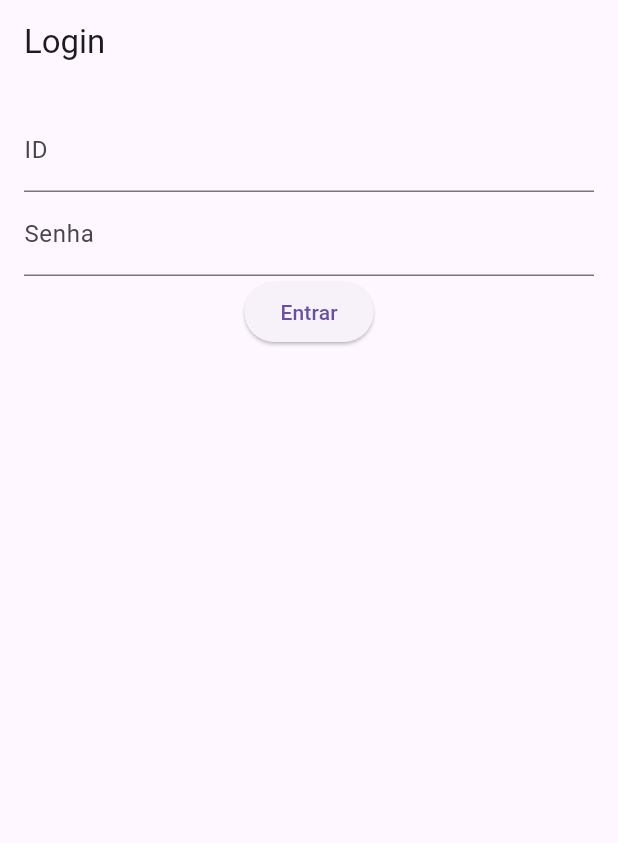
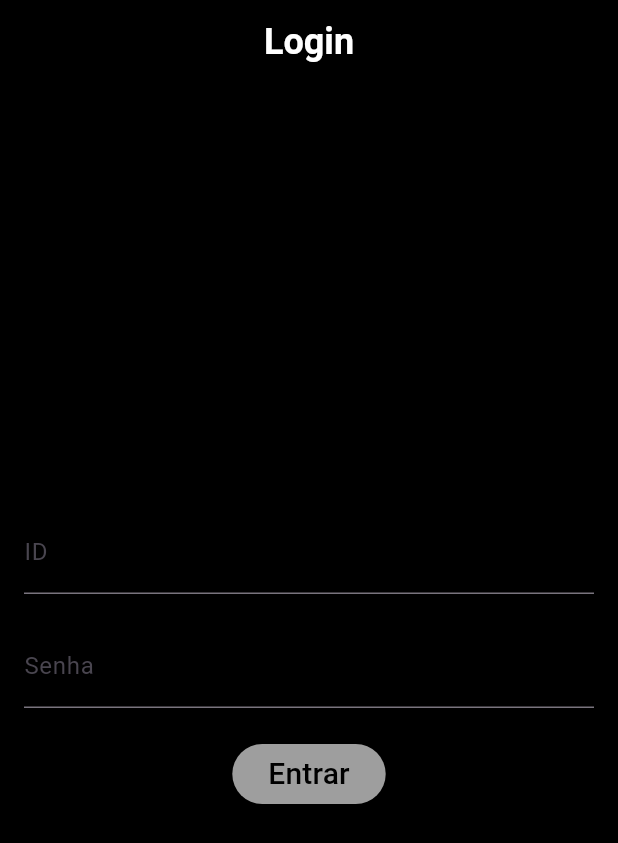
Before and after one commit to jp066/Party_Hub, a Flutter app: the screen it shows after launch, on a phone screen of 412 x 824 dp. Shown: the top 843 px of the screen. Run offline on Flutter 3.47's test engine with Material 3 defaults, Android fonts, the phone set to English and light mode, and no system bars.

Commit message:
Update main.dart

```diff
--- a/lib/main.dart
+++ b/lib/main.dart
@@ -27,18 +27,30 @@ class _LoginScreenState extends State<LoginScreen> {
   Widget build(BuildContext context) {
     return Scaffold(
       appBar: AppBar(
-        title: Text('Login'),
+        backgroundColor: Colors.black, // Adicionando background color preto
+        title: const Text('Login'),
+        titleTextStyle: const TextStyle(
+          color: Colors.white,
+          fontSize: 24.0,
+          fontWeight: FontWeight.bold,
         ),
-      body: Padding(
+        centerTitle: true,
+      ),
+      body: Container(
+        color: Colors.black, // Adicionando background color preto
+        child: Center(
+          child: Padding(
             padding: const EdgeInsets.all(16.0),
             child: Column(
+              mainAxisAlignment: MainAxisAlignment.center,
               children: <Widget>[
                 TextField(
                   controller: idController,
-              decoration: InputDecoration(
+                  decoration: const InputDecoration(
                     labelText: 'ID',
                   ),
                 ),
+                SizedBox(height: 20), // Espaço entre o campo ID e a senha
                 TextField(
                   controller: passwordController,
                   decoration: InputDecoration(
@@ -46,15 +58,25 @@ class _LoginScreenState extends State<LoginScreen> {
                   ),
                   obscureText: true,
                 ),
+                SizedBox(height: 20),
                 ElevatedButton(
-              child: Text('Entrar'),
+                  style: ElevatedButton.styleFrom(
+                    backgroundColor: Colors.grey,
+                  ),
+                  child: Text(
+                    'Entrar',
+                    style: TextStyle(color: Colors.black, fontSize: 20),
+                  ),
                   onPressed: () {
-                print('ID: ${idController.text}, Senha: ${passwordController.text}');
+                    print(
+                        'ID: ${idController.text}, Senha: ${passwordController.text}');
                   },
                 ),
               ],
             ),
           ),
+        ),
+      ),
     );
   }
 }
```
Lines whose indentation alone changed are shown as unchanged.
